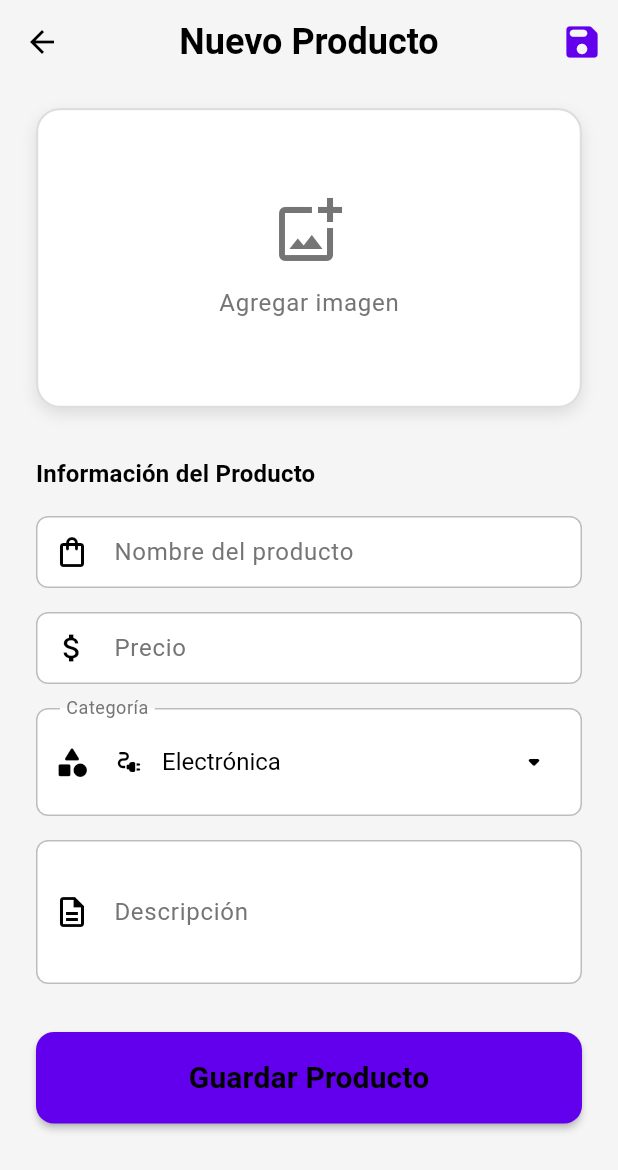
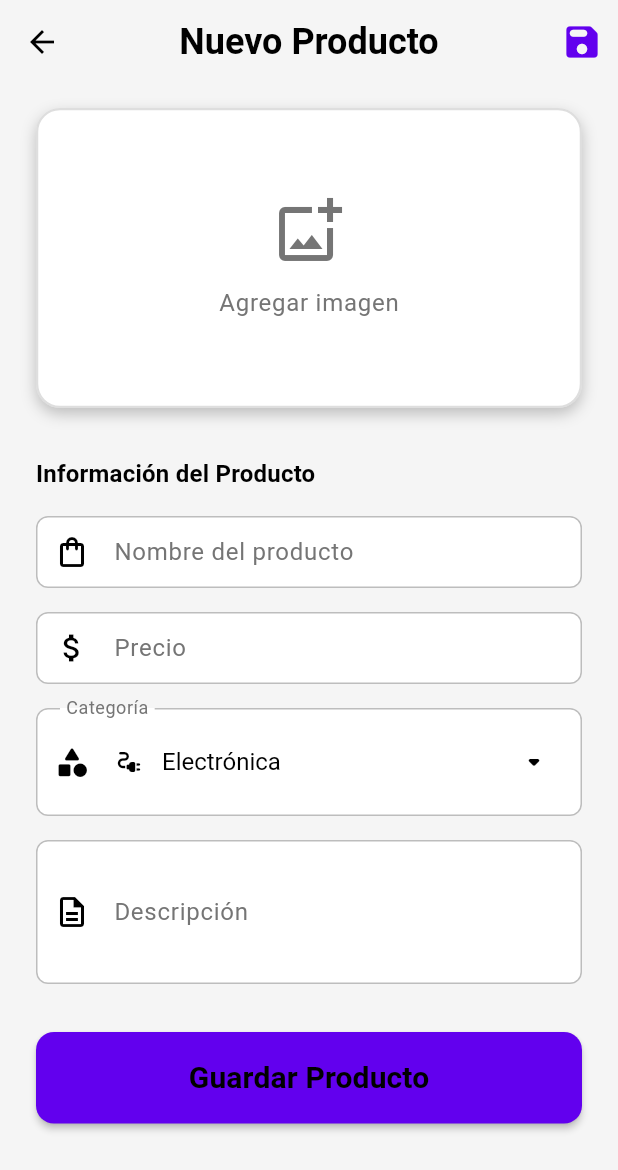
Before and after one commit to Mizael55/TodoEnUno, a Flutter app: the AddProductScreen screen opened directly, on a phone screen of 412 x 824 dp. Shown: the top 1170 px of the screen. Run offline on Flutter 3.47's test engine with Material 3 defaults, Android fonts, the phone set to English and light mode, and no system bars; our stand-ins replace bloc, cached_network_image, cloud_firestore, equatable, firebase_auth, firebase_core and 4 more; accounts and stored records are empty.

Commit message:
wip opacity

```diff
--- a/lib/presentation/screen/addproduct.dart
+++ b/lib/presentation/screen/addproduct.dart
@@ -51,8 +51,7 @@ class _AddProductScreenState extends State<AddProductScreen> {
   void _showImageSourceDialog() {
     showDialog(
       context: context,
-      builder:
-          (context) => AlertDialog(
+      builder: (context) => AlertDialog(
         title: const Text('Seleccionar imagen'),
         content: Column(
           mainAxisSize: MainAxisSize.min,
@@ -121,18 +120,18 @@ class _AddProductScreenState extends State<AddProductScreen> {
                     borderRadius: BorderRadius.circular(16),
                     boxShadow: [
                       BoxShadow(
-                        color: Colors.black.withOpacity(0.1),
+                        color: AppColors.inputBorder,
                         blurRadius: 8,
                         offset: const Offset(0, 4),
                       ),
                     ],
                     border: Border.all(
+                      // ignore: deprecated_member_use
                       color: AppColors.inputBorder.withOpacity(0.5),
                       width: 1.5,
                     ),
                   ),
-                  child:
-                      _selectedImage == null
+                  child: _selectedImage == null
                       ? Column(
                           mainAxisAlignment: MainAxisAlignment.center,
                           children: [
@@ -293,7 +292,6 @@ class _AddProductScreenState extends State<AddProductScreen> {
       );
 
       // Don't pop immediately, let the bloc handle the state change
-
     }
   }
 
--- a/lib/presentation/screen/detailsproduct.dart
+++ b/lib/presentation/screen/detailsproduct.dart
@@ -82,6 +82,7 @@ class ProductDetailScreen extends StatelessWidget {
                             vertical: 6,
                           ),
                           decoration: BoxDecoration(
+                            // ignore: deprecated_member_use
                             color: AppColors.secondary.withOpacity(0.1),
                             borderRadius: BorderRadius.circular(20),
                           ),
@@ -150,6 +151,7 @@ class ProductDetailScreen extends StatelessWidget {
           borderRadius: BorderRadius.circular(15),
           boxShadow: [
             BoxShadow(
+              // ignore: deprecated_member_use
               color: AppColors.secondary.withOpacity(0.3),
               blurRadius: 10,
               spreadRadius: 2,
@@ -175,6 +177,7 @@ class ProductDetailScreen extends StatelessWidget {
             Container(
               width: 1,
               height: 30,
+              // ignore: deprecated_member_use
               color: Colors.white.withOpacity(0.3),
             ),
             SizedBox(
--- a/lib/presentation/screen/editproduct.dart
+++ b/lib/presentation/screen/editproduct.dart
@@ -31,7 +31,7 @@ class _EditProductScreenState extends State<EditProductScreen> {
     );
     _categoryController = TextEditingController(text: widget.product.category);
     _descriptionController = TextEditingController(
-      text: widget.product.description ?? '',
+      text: widget.product.description,
     );
     _imageUrlController = TextEditingController(text: widget.product.imageUrl);
   }
--- a/lib/presentation/screen/splash.dart
+++ b/lib/presentation/screen/splash.dart
@@ -33,6 +33,7 @@ class WelcomeScreen extends StatelessWidget {
                 end: Alignment.bottomCenter,
                 colors: [
                   Colors.transparent,
+                  // ignore: deprecated_member_use
                   Colors.black.withOpacity(0.5),
                 ],
                 stops: const [0.4, 1.0],
--- a/lib/utils/custom_alert.dart
+++ b/lib/utils/custom_alert.dart
@@ -1,3 +1,5 @@
+// ignore_for_file: deprecated_member_use
+
 import 'package:flutter/material.dart';
 
 class CustomAlert extends StatelessWidget {
--- a/lib/widgets/product_card.dart
+++ b/lib/widgets/product_card.dart
@@ -1,3 +1,5 @@
+// ignore_for_file: deprecated_member_use
+
 import 'package:flutter/material.dart';
 import 'package:cached_network_image/cached_network_image.dart';
 import 'package:store/theme/app_colors.dart';
--- a/lib/widgets/product_seach.dart
+++ b/lib/widgets/product_seach.dart
@@ -115,6 +115,7 @@ class ProductSearchDelegate extends SearchDelegate<Product?> {
                     vertical: 2,
                   ),
                   decoration: BoxDecoration(
+                    // ignore: deprecated_member_use
                     color: AppColors.secondary.withOpacity(0.1),
                     borderRadius: BorderRadius.circular(4),
                   ),
```
Lines whose indentation alone changed are shown as unchanged.
